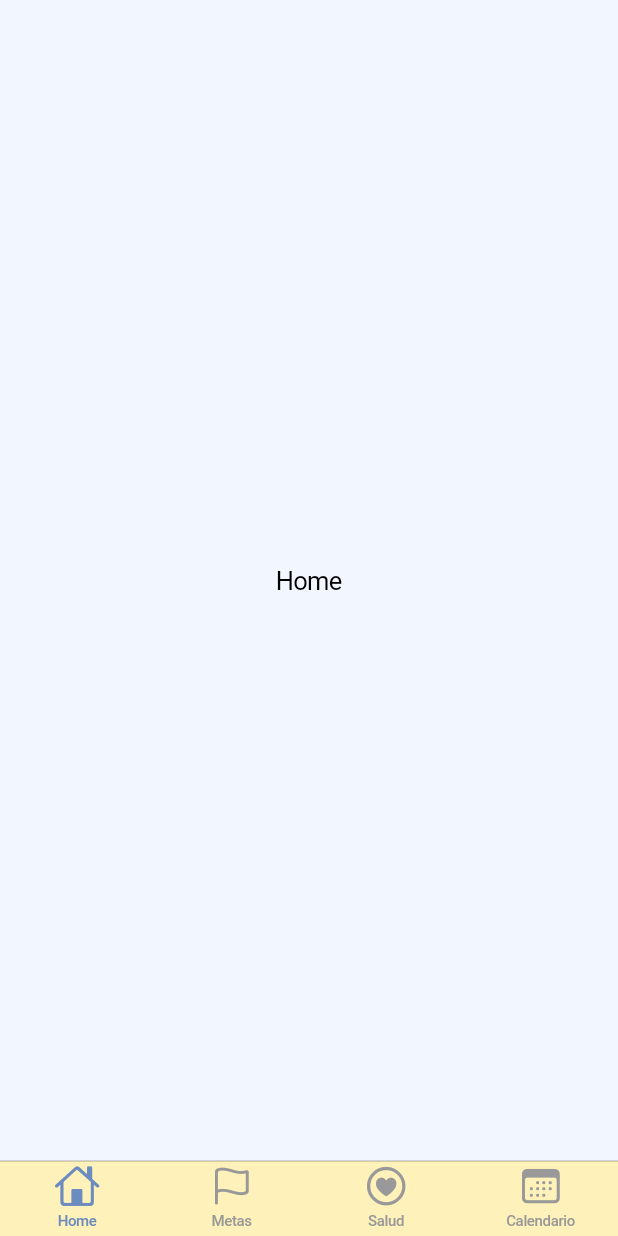
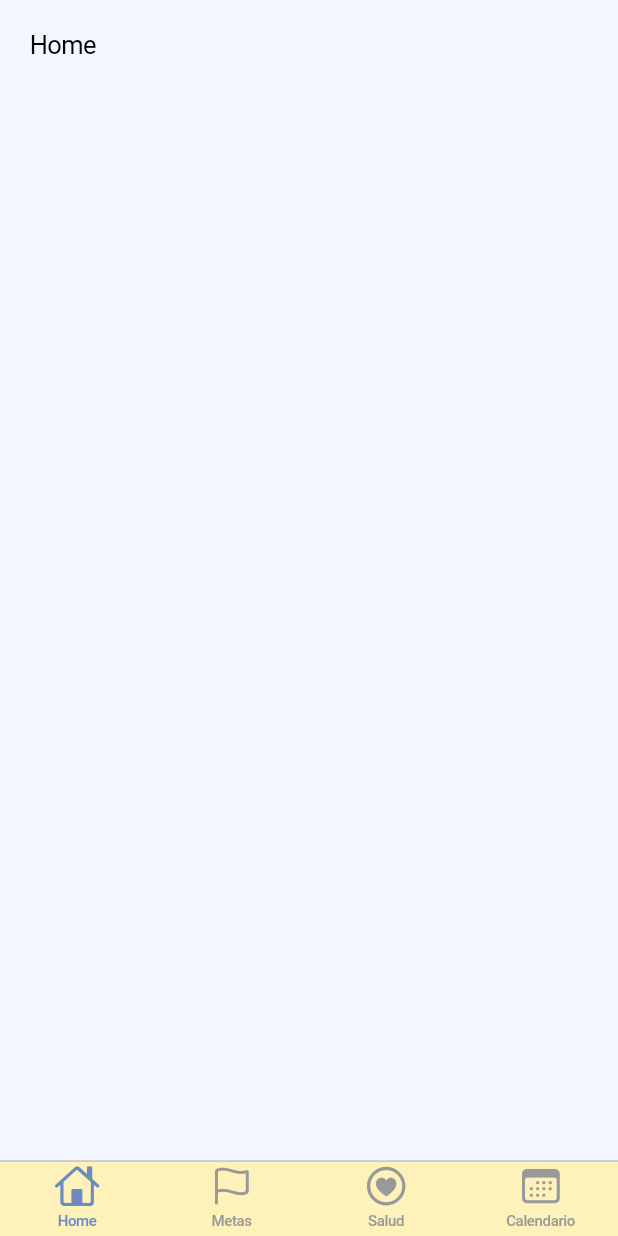
Before and after one commit to guillermoSb/proyecto_ing_software, a Flutter app: the NavigationScreen screen opened directly, on a phone screen of 412 x 824 dp. Run offline on Flutter 3.47's test engine with Material 2 defaults, Android fonts, the phone set to English and light mode, and no system bars.

Commit message:
Implemented custom page title

```diff
--- a/lib/screens/home_screen.dart
+++ b/lib/screens/home_screen.dart
@@ -1,5 +1,6 @@
 import 'package:flutter/cupertino.dart';
 import 'package:flutter/material.dart';
+import 'package:health_app/widgets/pageTitle_widget.dart';
 
 class HomeScreen extends StatelessWidget {
   const HomeScreen({Key? key}) : super(key: key);
@@ -7,7 +8,8 @@ class HomeScreen extends StatelessWidget {
   @override
   Widget build(BuildContext context) {
     return CupertinoPageScaffold(
-      child: Center(child: Text('Home')),
-    );
+        child: Column(
+      children: const [PageTitleWidget('Home')],
+    ));
   }
 }
--- a/lib/screens/login_screen.dart
+++ b/lib/screens/login_screen.dart
@@ -15,20 +15,24 @@ class LoginScreen extends StatelessWidget {
           children: [
             const CupertinoTextField(placeholder: 'Email'),
             const SizedBox(height: 18),
-            const CupertinoTextField(placeholder: 'Password', obscureText: true, enableSuggestions: false, autocorrect: false,),
+            const CupertinoTextField(
+              placeholder: 'Password',
+              obscureText: true,
+              enableSuggestions: false,
+              autocorrect: false,
+            ),
             const SizedBox(height: 18),
-            CupertinoButton.filled(child: Text('Login'), onPressed: (){
-              Navigator.pushReplacement(
-                context,
-                CupertinoPageRoute(
-                  builder: (context) => const NavigationScreen()
-                  )
-                );
-            })
+            CupertinoButton.filled(
+                child: Text('Entrar'),
+                onPressed: () {
+                  Navigator.pushReplacement(
+                      context,
+                      CupertinoPageRoute(
+                          builder: (context) => const NavigationScreen()));
+                })
           ],
           mainAxisAlignment: MainAxisAlignment.center,
           mainAxisSize: MainAxisSize.max,
-
         ),
       ),
     );
--- a/lib/screens/nav_screen.dart
+++ b/lib/screens/nav_screen.dart
@@ -15,25 +15,29 @@ class NavigationScreen extends StatelessWidget {
           onTap: (index) {
             print('Clicked on tab $index');
           },
-        items: [
-          BottomNavigationBarItem(icon: Icon(CupertinoIcons.home), label: 'Home'),
-          BottomNavigationBarItem(icon: Icon(CupertinoIcons.flag), label: 'Metas'),
-          BottomNavigationBarItem(icon: Icon(CupertinoIcons.heart_circle), label: 'Salud'),
-          BottomNavigationBarItem(icon: Icon(CupertinoIcons.calendar), label: 'Calendario'),
+          items: const [
+            BottomNavigationBarItem(
+                icon: Icon(CupertinoIcons.home), label: 'Home'),
+            BottomNavigationBarItem(
+                icon: Icon(CupertinoIcons.flag), label: 'Metas'),
+            BottomNavigationBarItem(
+                icon: Icon(CupertinoIcons.heart_circle), label: 'Salud'),
+            BottomNavigationBarItem(
+                icon: Icon(CupertinoIcons.calendar), label: 'Calendario'),
           ],
         ),
         tabBuilder: (context, index) {
           switch (index) {
             case 0:
-            return HomeScreen();
+              return const SafeArea(child: HomeScreen());
             case 1:
-            return GoalsScreen();
+              return const SafeArea(child: GoalsScreen());
             case 2:
-            return HealthScreen();
+              return const SafeArea(child: HealthScreen());
             case 3:
-            return CalendarScreen();
+              return const SafeArea(child: CalendarScreen());
             default:
-            return Container();
+              return SafeArea(child: Container());
           }
         });
   }
--- a/lib/themes/light_theme.dart
+++ b/lib/themes/light_theme.dart
@@ -13,6 +13,6 @@ class AppTheme {
   static const CupertinoThemeData lightTheme = CupertinoThemeData(
       barBackgroundColor: secondary,
       primaryColor: primary,
-      primaryContrastingColor: secondary,
+      primaryContrastingColor: textLight,
       scaffoldBackgroundColor: background);
 }
--- /dev/null
+++ b/lib/widgets/pageTitle_widget.dart
@@ -0,0 +1,20 @@
+import 'package:flutter/material.dart';
+
+class PageTitleWidget extends StatelessWidget {
+  final String title;
+  const PageTitleWidget(
+    this.title, {
+    Key? key,
+  }) : super(key: key);
+
+  @override
+  Widget build(BuildContext context) {
+    return Row(
+      children: [
+        Padding(
+            padding: const EdgeInsets.fromLTRB(20, 20, 0, 0),
+            child: Text(title)),
+      ],
+    );
+  }
+}
```
Lines whose indentation alone changed are shown as unchanged.
